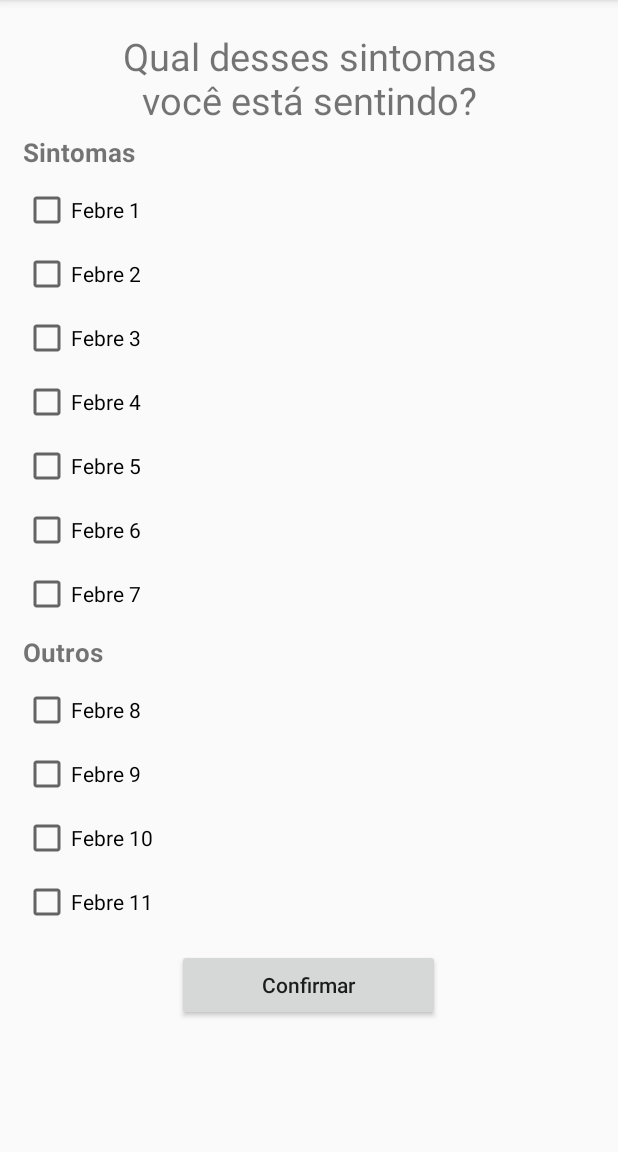
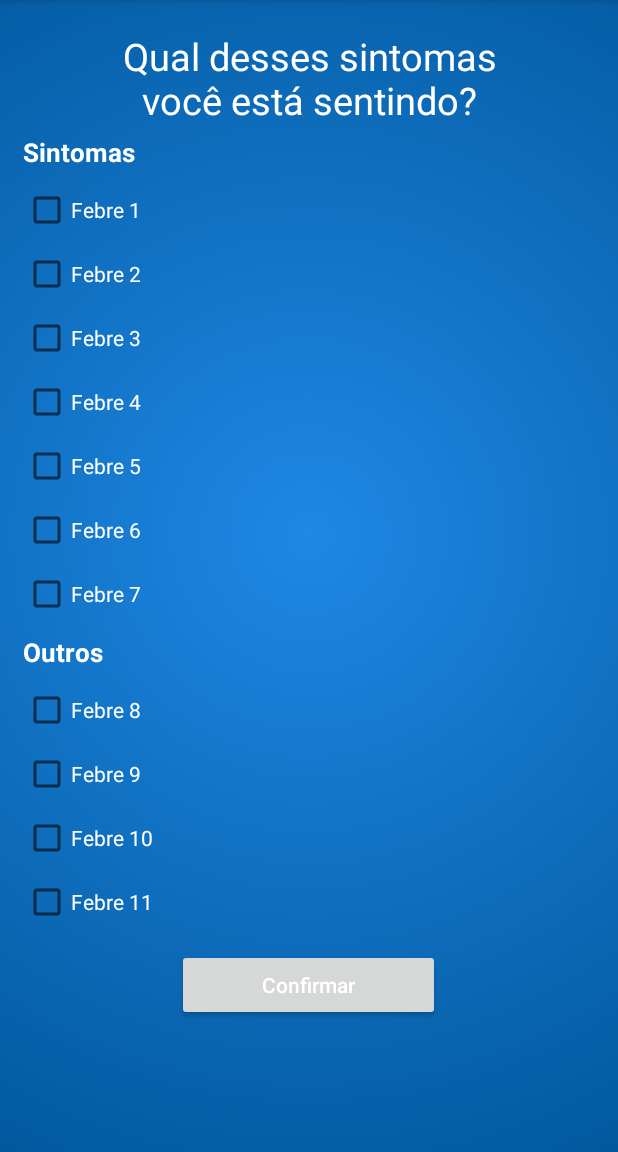
Before and after one commit to Epitrack/gds-ios, an Android app: the SymptomActivity screen opened directly, with no data from a screen before it, on a phone screen of 412 x 824 dp, the part 84-1236 px from its top. Run offline under Robolectric (Android 15) with nearby library versions, the phone set to English and light mode, and no system bars; our stand-ins replace ButterKnife.

Commit message:
Add "background_blue.xml" and some minor adjustments

```diff
--- /dev/null
+++ b/Android/Guardioes/app/src/main/res/drawable/background_blue.xml
@@ -0,0 +1,10 @@
+<?xml version="1.0" encoding="utf-8"?>
+<shape xmlns:android="http://schemas.android.com/apk/res/android">
+
+    <gradient
+        android:endColor="@color/primary_dark"
+        android:gradientRadius="715"
+        android:startColor="@color/primary_light"
+        android:type="radial"/>
+
+</shape>
--- a/Android/Guardioes/app/src/main/res/layout/main_activity.xml
+++ b/Android/Guardioes/app/src/main/res/layout/main_activity.xml
@@ -19,7 +19,7 @@
             android:layout_width="275dp"
             android:layout_height="match_parent"
             android:layout_gravity="start"
-            android:background="@android:color/white">
+            android:background="@color/primary">
 
             <android.support.v7.widget.RecyclerView
                 android:id="@+id/main_activity_recycler_view_menu"
--- a/Android/Guardioes/app/src/main/res/layout/symptom_item.xml
+++ b/Android/Guardioes/app/src/main/res/layout/symptom_item.xml
@@ -1,10 +1,11 @@
 <?xml version="1.0" encoding="utf-8"?>
-<CheckBox xmlns:android="http://schemas.android.com/apk/res/android"
-          android:id="@+id/symptom_check_box_symptom"
+<CheckBox android:id="@+id/symptom_check_box_symptom"
+          xmlns:android="http://schemas.android.com/apk/res/android"
           android:layout_width="wrap_content"
           android:layout_height="wrap_content"
           android:layout_marginBottom="5dp"
           android:layout_marginLeft="15dp"
-          android:layout_marginTop="5dp">
+          android:layout_marginTop="5dp"
+          android:textColor="@android:color/white">
 
 </CheckBox>
--- a/Android/Guardioes/app/src/main/res/values/styles.xml
+++ b/Android/Guardioes/app/src/main/res/values/styles.xml
@@ -12,6 +12,8 @@
         <item name="buttonStyle">@style/Theme.Button</item>
 
         <item name="android:dialogTheme">@style/Theme.Dialog</item>
+
+        <item name="android:textColor">@android:color/white</item>
     </style>
 
     <style name="Theme.ActionBar" parent="ThemeOverlay.AppCompat.ActionBar">
@@ -42,6 +44,10 @@
 
     </style>
 
+    <style name="Theme.Survey" parent="Theme.Main">
+        <item name="android:windowBackground">@drawable/background_blue</item>
+    </style>
+
     <style name="Theme.Text.Header" parent="TextAppearance.AppCompat">
         <item name="android:textSize">25dp</item>
         <item name="android:textStyle">bold</item>
```
Also changed, not shown: Android/Guardioes/app/src/main/AndroidManifest.xml (+9 -5 lines).
